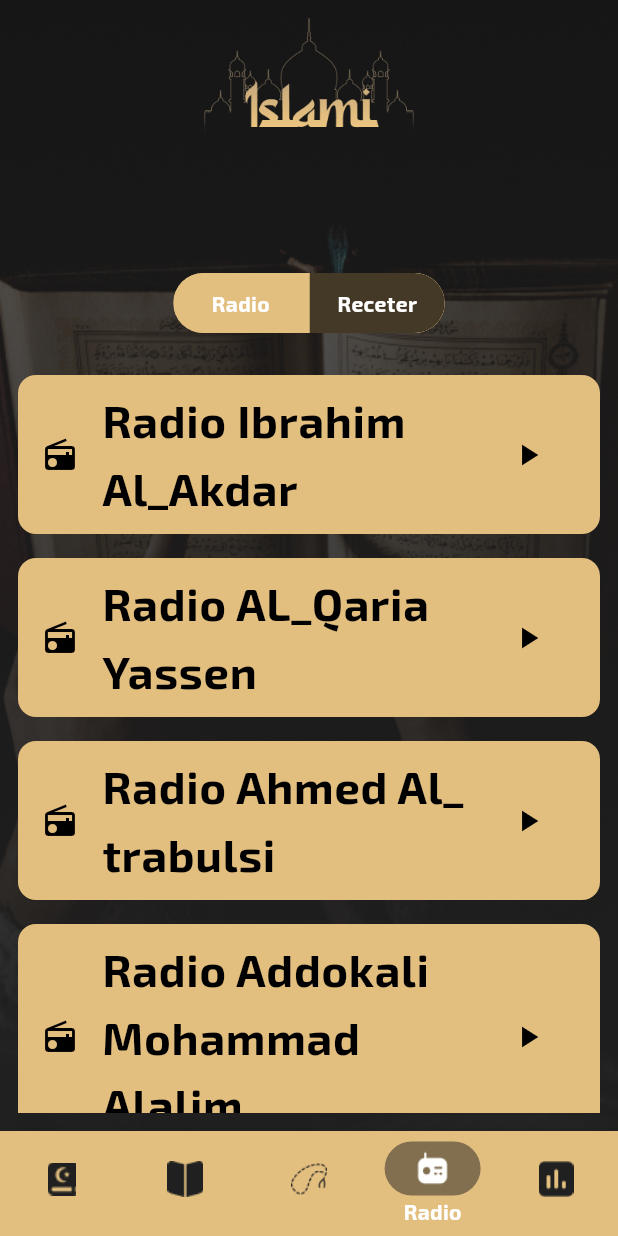
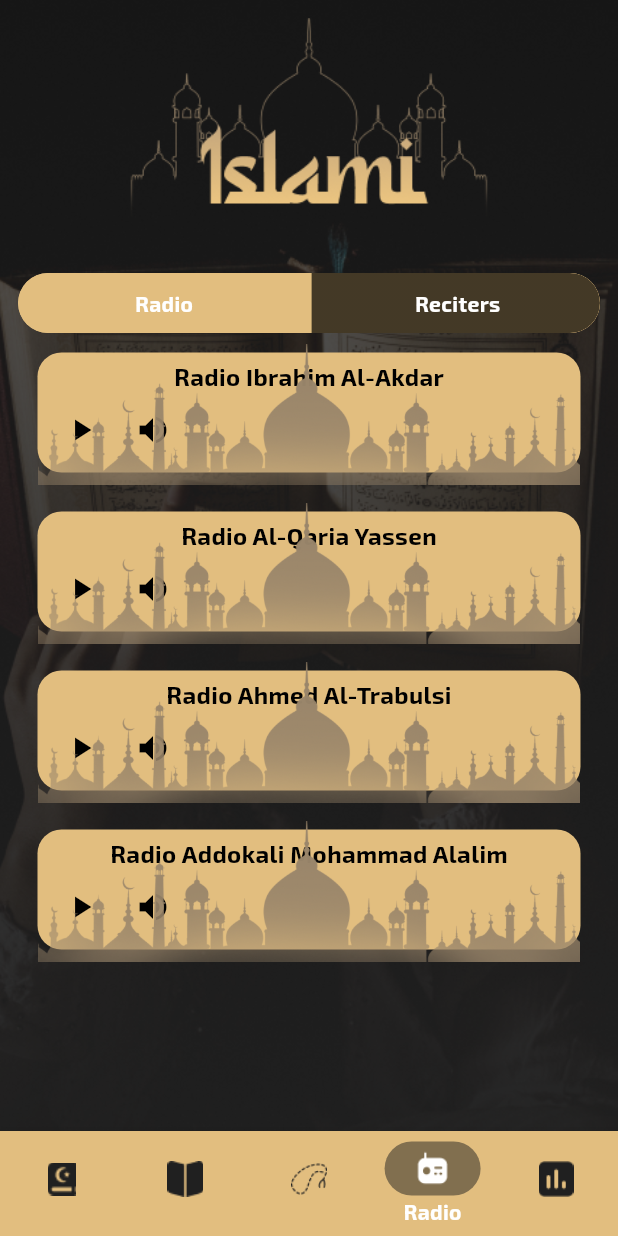
Before and after one commit to fatmaNaga/islami-App, a Flutter app: the HomeScreen screen opened by its route, item 4 of the bottom bar chosen, on a phone screen of 412 x 824 dp. Run offline on Flutter 3.47's test engine with Material 3 defaults, Android fonts, the phone set to English and light mode, and no system bars; drawn by our look-alikes of toggle_switch; our stand-ins replace carousel_slider, device_preview, google_fonts, introduction_screen, shared_preferences; accounts and stored records are empty.

Commit message:
make app responsive

```diff
--- a/lib/home/tabs/date_tab.dart
+++ b/lib/home/tabs/date_tab.dart
@@ -8,6 +8,7 @@ class DateTab extends StatelessWidget {
   Widget build(BuildContext context) {
     return Padding(
       padding: const EdgeInsets.all(10.0),
+      child: SingleChildScrollView(
         child: Column(
           mainAxisAlignment: MainAxisAlignment.center,
           crossAxisAlignment: CrossAxisAlignment.stretch,
@@ -26,8 +27,8 @@ class DateTab extends StatelessWidget {
             const Image(
               image: AssetImage('assets/images/date.png'),
               fit: BoxFit.cover,
-            width: 350,
-            height: 350,
+              width: 250,
+              height: 250,
             ),
             const SizedBox(width: 30,height: 30,),
             Row(
@@ -91,6 +92,7 @@ class DateTab extends StatelessWidget {
             )
           ],
         ),
+      ),
     );
   }
 }
--- a/lib/home/tabs/radio_tab.dart
+++ b/lib/home/tabs/radio_tab.dart
@@ -11,6 +11,7 @@ class RadioTab extends StatefulWidget {
 
 class _RadioTabState extends State<RadioTab> {
   int selectedIndex = 0;
+  bool isRadioSelected = true;
 
   @override
   Widget build(BuildContext context) {
@@ -19,7 +20,7 @@ class _RadioTabState extends State<RadioTab> {
       child: Center(
         child: Column(
           mainAxisAlignment: MainAxisAlignment.center,
-         // crossAxisAlignment: CrossAxisAlignment.stretch,
+           crossAxisAlignment: CrossAxisAlignment.stretch,
           children: [
             const Image(
               image: AssetImage('assets/images/Logo.png'),
@@ -29,64 +30,112 @@ class _RadioTabState extends State<RadioTab> {
             ),
             const SizedBox(
               height: 20,
-            ),ToggleSwitch(
-              minWidth: 90.0,
+            ),
+            ToggleSwitch(
+              minWidth: 290.0,
               initialLabelIndex: 1,
               cornerRadius: 20.0,
               activeFgColor: Colors.white,
               inactiveBgColor: Theme.of(context).primaryColor,
               inactiveFgColor: Colors.white,
               totalSwitches: 2,
-              labels: const ['Radio', 'Receter'],
+              labels: const ['Radio', 'Reciters'],
               // icons: [FontAwesomeIcons.mars, FontAwesomeIcons.venus],
-              activeBgColors: [const [Colors.blue],[Colors.black.withOpacity(0.7)]],
+              activeBgColors: [
+                const [Colors.blue],
+                [Colors.black.withOpacity(0.7)]
+              ],
               onToggle: (index) {
                 setState(() {
-                  selectedIndex=index!;
+                  selectedIndex = index!;
+                  isRadioSelected = index == 0;
                 });
                 print('switched to: $index');
-
               },
-            ),
-
-            const SizedBox(
-              height: 20,
             ),
             Expanded(
               child: ListView.builder(
                 itemCount:
-                  selectedIndex == 0 ? radioStaions.length : reciters.length,
+                    isRadioSelected ? radioStations.length : reciters.length,
                 itemBuilder: (context, index) {
                   final item =
-                    selectedIndex == 0 ? radioStaions[index] : reciters[index];
+                      isRadioSelected ? radioStations[index] : reciters[index];
                   return Padding(
-                      padding: const EdgeInsets.symmetric(vertical: 8.0),
-                      child: Container(decoration: BoxDecoration(
+                    padding:
+                        const EdgeInsets.symmetric(horizontal: 5, vertical: 5),
+                    child: Stack(
+                      children: [
+                        // Background Container
+                        Container(
+                          height: 80,
+                          decoration: BoxDecoration(
                             color: Theme.of(context).primaryColor,
-                        borderRadius: BorderRadius.circular(12),),
-                        child: ListTile(leading: const Icon(
-                          Icons.radio, color: Colors.black,),
-                          title: Text(item, style: const TextStyle(color: Colors
-                              .black, fontWeight: FontWeight.bold),),
-                          trailing: IconButton(onPressed: () {}, icon: const Icon(Icons
-                              .play_arrow, color: Colors.black,)),),),);
+                            borderRadius: BorderRadius.circular(16),
+                          ),
+                          padding: const EdgeInsets.only(left: 5,right: 5),
+                          margin: const EdgeInsets.all(8.0),
+                          alignment: Alignment.center,
+                          child: Column(
+                            mainAxisAlignment: MainAxisAlignment.center,
+                            children: [
+                              Text(
+                                item,
+                                style: const TextStyle(
+                                    fontSize: 16, color: Colors.black),
+                              ),
+                              Row(
+                                children: [
+                                  IconButton(
+                                    icon: const Icon(Icons.play_arrow,
+                                        color: Colors.black),
+                                    onPressed: () {Image.asset('assets/images/soundWave 1.png');setState(() {
+
+                                    });},
+                                  ),
+                                  IconButton(
+                                    icon: const Icon(Icons.volume_up,
+                                        color: Colors.black),
+                                    onPressed: () {},
+                                  ),
+                                ],
+                              ),
+                            ],
+                          ),
+                        ),
+                        // Image on top of the container
+                        const Positioned(
+                            bottom: 0,
+                            left: 2,
+                            right: 2,
+                            top: 2,
+                            //height: double.infinity,
+                            // width: double.infinity,
+
+                            child: Image(
+                              image: AssetImage('assets/images/Mosque-02.png'),
+                            )),
+                      ],
+                    ),
+                  );
                 },
-                ))
+              ),
+            ),
           ],
         ),
       ),
     );
   }
 }
-final List<String> radioStaions=[
-  'Radio Ibrahim Al_Akdar',
-  'Radio AL_Qaria Yassen ',
-  'Radio Ahmed Al_ trabulsi',
-  'Radio Addokali Mohammad Alalim'
+
+List<String> radioStations = [
+  'Radio Ibrahim Al-Akdar',
+  'Radio Al-Qaria Yassen',
+  'Radio Ahmed Al-Trabulsi',
+  'Radio Addokali Mohammad Alalim',
 ];
-final List<String> reciters=[
-  'Ibrahim Al_Akdar',
-  'Akeam Alalaqmi',
-  'Majed Al_Enezi',
-  'Malik Shaibat Alhemed'
+List<String> reciters = [
+  'Ibrahim Al-Akdar',
+  'Akram Alalaqmi',
+  'Majed Al-Enezi',
+  'Malik Shaibat Alhamed',
 ];
--- a/lib/home/tabs/sebha_tab.dart
+++ b/lib/home/tabs/sebha_tab.dart
@@ -32,27 +32,32 @@ class _SebhaScreenState extends State<SebhaTab> {
   Widget build(BuildContext context) {
     return Scaffold(
       backgroundColor: Colors.transparent,
-      body: Center(
+      body: Padding(
+        padding: const EdgeInsets.all(8.0),
+        child: SingleChildScrollView(
           child: Column(
             mainAxisAlignment: MainAxisAlignment.center,
             children: [
-            const Image(
+              const Positioned(
+                top: 0,
+                child: Image(
                   image: AssetImage('assets/images/Logo.png'),
-              height: 250,
-              width: 250,
+                  height: 150,
+                  width: 150,
                   alignment: Alignment.topCenter,
                  // fit: BoxFit.fill,
                 ),
+              ),
               const SizedBox(
-              height: 60,
-              width: 60,
+                height: 30,
+                width: 30,
               ),
               const Text('سَبِّحِ اسْمَ رَبِّكَ الأعلى',
                   style: TextStyle(
                       color: Colors.white,
                       fontSize: 36,
                       fontWeight: FontWeight.w700)),
-            const SizedBox(width: 30,height: 30,),
+              const SizedBox(width: 70,height: 70,),
               Stack(
                 alignment: Alignment.center,
                 children: [
@@ -94,6 +99,7 @@ class _SebhaScreenState extends State<SebhaTab> {
             ],
           ),
         ),
+      ),
     );
   }
 }
--- a/lib/main.dart
+++ b/lib/main.dart
@@ -1,4 +1,6 @@
 
+import 'package:device_preview/device_preview.dart';
+import 'package:flutter/foundation.dart';
 import 'package:flutter/material.dart';
 import 'package:islamiproject/cache/cache_helper.dart';
 import 'package:islamiproject/hadeth_details/hadeth_details.dart';
@@ -10,7 +12,9 @@ import 'package:islamiproject/sura_details/sura_details.dart';
 void main() async {
   WidgetsFlutterBinding.ensureInitialized();
   await CacheHelper.init();
-  runApp(const MyApp());
+  runApp( DevicePreview(
+    enabled: !kReleaseMode,
+    builder: (context) => MyApp(),),);
 }
 
 class MyApp extends StatelessWidget {
@@ -19,6 +23,9 @@ class MyApp extends StatelessWidget {
   @override
   Widget build(BuildContext context) {
     return MaterialApp(
+      useInheritedMediaQuery: true,
+      locale: DevicePreview.locale(context),
+      builder: DevicePreview.appBuilder,
       theme: MyThemeData.lightTheme,
       darkTheme: MyThemeData.darkTheme,
       themeMode: ThemeMode.light,
--- a/pubspec.yaml
+++ b/pubspec.yaml
@@ -43,6 +43,7 @@ dependencies:
   carousel_slider: ^5.0.0
   toggle_switch: ^2.3.0
   font_awesome_flutter: ^10.8.0
+  device_preview: ^1.2.0
 
 dev_dependencies:
   flutter_test:
```
Also changed, not shown: pubspec.lock, 11 other files. Lines whose indentation alone changed are shown as unchanged.
